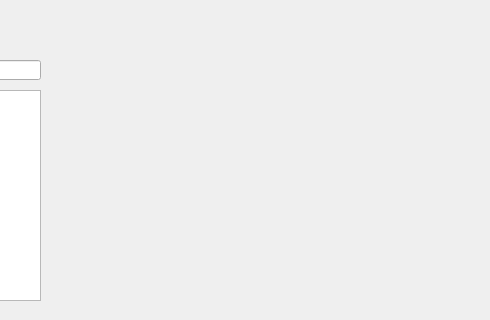
Old version of the form mainwindow.ui in the repository andresaar/QtPlaylist; both pictures show x 310 to 800 and y 0 to 320 of the 800 by 600 pixel window.
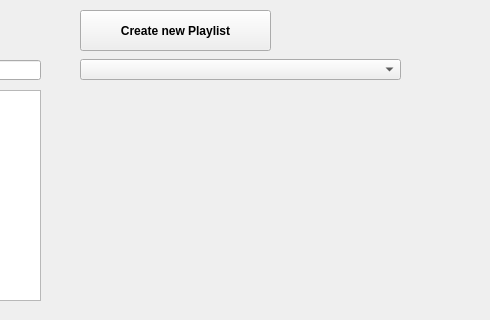
New version of the form.

Commit message:
Added playlist dropdown
Added creation of playlists + load of playlist dropdown

Added configuration JSON file.

Diff of the .ui file:
```diff
--- a/mainwindow.ui
+++ b/mainwindow.ui
@@ -53,6 +53,35 @@
      <string>Connect to Spotify</string>
     </property>
    </widget>
+   <widget class="QComboBox" name="playlistSelection">
+    <property name="geometry">
+     <rect>
+      <x>390</x>
+      <y>59</y>
+      <width>321</width>
+      <height>21</height>
+     </rect>
+    </property>
+   </widget>
+   <widget class="QPushButton" name="createPlaylist">
+    <property name="geometry">
+     <rect>
+      <x>390</x>
+      <y>10</y>
+      <width>191</width>
+      <height>41</height>
+     </rect>
+    </property>
+    <property name="font">
+     <font>
+      <weight>75</weight>
+      <bold>true</bold>
+     </font>
+    </property>
+    <property name="text">
+     <string>Create new Playlist</string>
+    </property>
+   </widget>
   </widget>
   <widget class="QMenuBar" name="menubar">
    <property name="geometry">
```
The commit also changes 2 other files.
